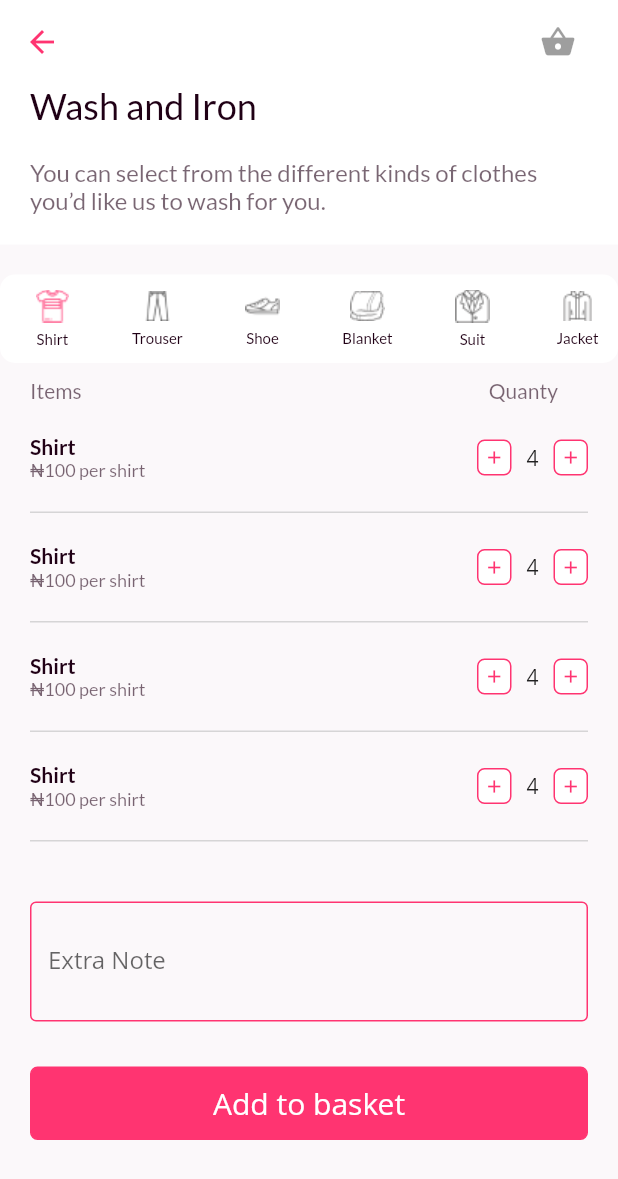
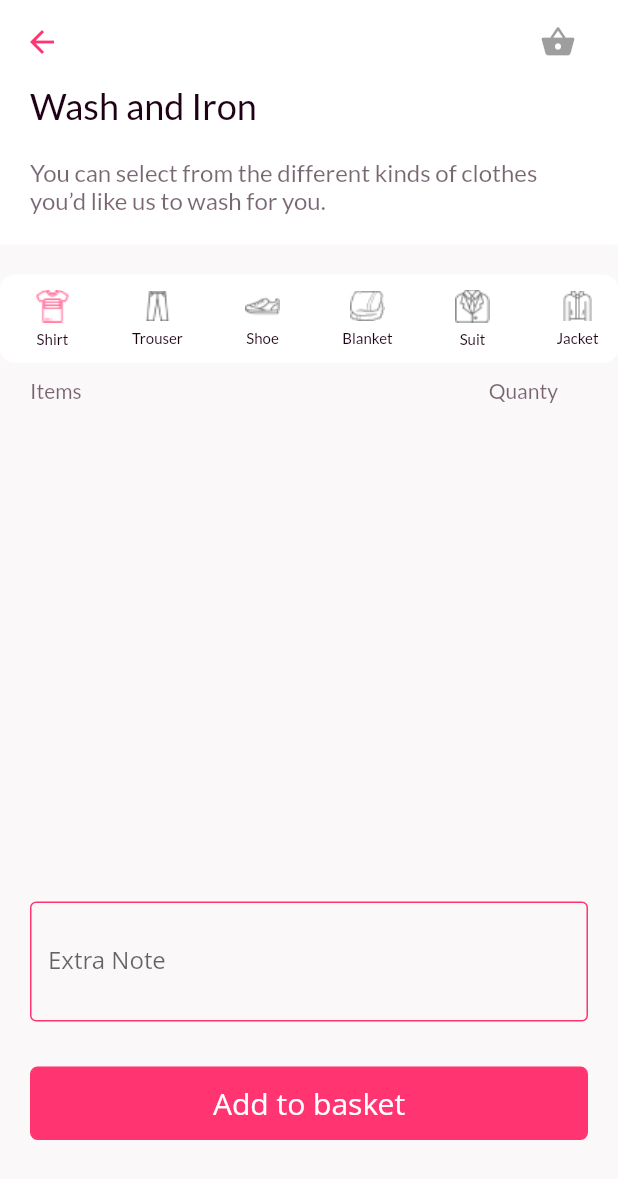
Before and after one commit to cyuket/little_drop, a Flutter app: the SelectionView screen opened directly, on a phone screen of 412 x 824 dp. Shown: the top 1179 px of the screen. Run offline on Flutter 3.47's test engine with Material 2 defaults, Android fonts, the phone set to English and light mode, and no system bars; our stand-ins replace cloud_firestore, firebase_auth, flutter_svg, get_it, google_fonts, provider_architecture; missing offline and left inert: grouped_buttons; accounts and stored records are empty; Roboto replaces fonts that are missing (Open Sans).

Commit message:
Seletion with statement completed

```diff
--- a/lib/locator.dart
+++ b/lib/locator.dart
@@ -1,8 +1,10 @@
 import 'package:get_it/get_it.dart';
+import 'package:little_drops/viewModel/selection_item_view_model.dart';
 import 'services/authentication_service.dart';
 import 'services/dialog_service.dart';
 import 'services/firestore_service.dart';
 import 'services/navigation_service.dart';
+import 'services/item_selection_services.dart';
 
 GetIt locator = GetIt.instance;
 
@@ -11,4 +13,6 @@ void setupLocator() {
   locator.registerLazySingleton(() => DialogService());
   locator.registerLazySingleton(() => AuthenticationService());
   locator.registerLazySingleton(() => FirestoreService());
+  locator.registerLazySingleton(() => ItemSelectionServices());
+  locator.registerLazySingleton(() => ItemSelectionViewModel());
 }
--- /dev/null
+++ b/lib/models/item_model.dart
@@ -0,0 +1,23 @@
+import 'package:flutter/foundation.dart';
+
+class ItemModel {
+  final String title, iconUrl;
+  int qnty;
+  double washingPrice, ironningPrice, washingAndIronningPrice;
+
+  ItemModel({
+    @required this.title,
+    @required this.iconUrl,
+    this.qnty = 0,
+    this.ironningPrice,
+    this.washingAndIronningPrice,
+    this.washingPrice,
+  });
+  void incrementQty() {
+    qnty++;
+  }
+
+  void decrementQty() {
+    qnty--;
+  }
+}
--- /dev/null
+++ b/lib/services/item_selection_services.dart
@@ -0,0 +1,78 @@
+import 'dart:collection';
+
+import 'package:little_drops/constants/assets.dart';
+import 'package:little_drops/models/item_model.dart';
+
+class ItemSelectionServices {
+  // Items
+  List<ItemModel> _item = [
+    ItemModel(
+      iconUrl: AppAsset().shirt,
+      title: "Shirt",
+      washingAndIronningPrice: 200,
+      washingPrice: 100,
+      ironningPrice: 100,
+    ),
+    ItemModel(
+      iconUrl: AppAsset().trouser,
+      title: "Trouser",
+      washingAndIronningPrice: 200,
+      washingPrice: 100,
+      ironningPrice: 100,
+    ),
+    ItemModel(
+      iconUrl: AppAsset().shoe,
+      title: "Shoe",
+      washingAndIronningPrice: 200,
+      washingPrice: 100,
+      ironningPrice: 100,
+    ),
+    ItemModel(
+      iconUrl: AppAsset().blanket,
+      title: "Blanket",
+      washingAndIronningPrice: 200,
+      washingPrice: 100,
+      ironningPrice: 100,
+    ),
+    ItemModel(
+      iconUrl: AppAsset().suit,
+      title: "Suit",
+      washingAndIronningPrice: 200,
+      washingPrice: 100,
+      ironningPrice: 100,
+    ),
+    ItemModel(
+      iconUrl: AppAsset().jacket,
+      title: "Jacket",
+      washingAndIronningPrice: 200,
+      washingPrice: 100,
+      ironningPrice: 100,
+    ),
+  ];
+  UnmodifiableListView<ItemModel> get items {
+    return UnmodifiableListView(_item);
+  }
+
+  // selected item list
+
+  List<ItemModel> _selectedItems = [];
+
+  UnmodifiableListView<ItemModel> get selectedItems {
+    return UnmodifiableListView(_selectedItems);
+  }
+
+  // adding up selected items
+  void addToSelectedItemList(ItemModel item) {
+    _selectedItems.add(item);
+  }
+
+//incrementing quantity
+  void incrementQty(ItemModel itemModel) {
+    itemModel.incrementQty();
+  }
+
+//decrementing quantity
+  void decrementQty(ItemModel itemModel) {
+    itemModel.decrementQty();
+  }
+}
--- /dev/null
+++ b/lib/ui/views/base_view.dart
@@ -0,0 +1,34 @@
+import 'package:flutter/material.dart';
+import 'package:provider/provider.dart';
+
+import 'package:little_drops/locator.dart';
+
+class BaseView<T extends ChangeNotifier> extends StatefulWidget {
+  final Widget Function(BuildContext context, T value, Widget child) builder;
+  final Function(T) onModelReady;
+
+  BaseView({@required this.builder, this.onModelReady});
+
+  @override
+  _BaseViewState<T> createState() => _BaseViewState<T>();
+}
+
+class _BaseViewState<T extends ChangeNotifier> extends State<BaseView<T>> {
+  T model = locator<T>();
+
+  @override
+  void initState() {
+    if (widget.onModelReady != null) {
+      widget.onModelReady(model);
+    }
+    super.initState();
+  }
+
+  @override
+  Widget build(BuildContext context) {
+    return ChangeNotifierProvider<T>(
+      create: (context) => model,
+      child: Consumer<T>(builder: widget.builder),
+    );
+  }
+}
--- a/lib/ui/views/selection_view.dart
+++ b/lib/ui/views/selection_view.dart
@@ -4,9 +4,13 @@ import 'package:little_drops/constants/assets.dart';
 import 'package:little_drops/ui/shared/app_colors.dart';
 import 'package:little_drops/ui/shared/ui_helpers.dart';
 import 'package:little_drops/ui/shared/shared_styles.dart';
+import 'package:little_drops/ui/views/base_view.dart';
 import 'package:little_drops/ui/widgets/busy_button.dart';
 import 'package:little_drops/ui/shared/screen_util.dart';
 import 'package:little_drops/ui/widgets/input_field.dart';
+import 'package:little_drops/ui/widgets/selected_item.dart';
+import 'package:little_drops/models/item_model.dart';
+import 'package:little_drops/viewModel/selection_item_view_model.dart';
 
 class SelectionView extends StatefulWidget {
   final String title;
@@ -21,7 +25,8 @@ class _SelectionViewState extends State<SelectionView> {
   Widget build(BuildContext context) {
     ScreenUtil.init(context, width: 414, height: 896, allowFontScaling: true);
 
-    return Scaffold(
+    return BaseView<ItemSelectionViewModel>(
+      builder: (context, data, child) => Scaffold(
         backgroundColor: AppColors().background,
         appBar: AppBar(
           backgroundColor: Colors.white,
@@ -74,18 +79,19 @@ class _SelectionViewState extends State<SelectionView> {
                         borderRadius: BorderRadius.circular(10),
                         color: Colors.white,
                       ),
-                    child: ListView(
+                      child: ListView.builder(
                         scrollDirection: Axis.horizontal,
-                      children: <Widget>[
-                        ItemWidget(iconUrl: AppAsset().shirt, title: "Shirt"),
-                        ItemWidget(
-                            iconUrl: AppAsset().trouser, title: "Trouser"),
-                        ItemWidget(iconUrl: AppAsset().shoe, title: "Shoe"),
-                        ItemWidget(
-                            iconUrl: AppAsset().blanket, title: "Blanket"),
-                        ItemWidget(iconUrl: AppAsset().suit, title: "Suit"),
-                        ItemWidget(iconUrl: AppAsset().jacket, title: "Jacket"),
-                      ],
+                        itemBuilder: (context, index) {
+                          return InkWell(
+                            onTap: () {
+                              data.addToSelectedItemList(data.items[index]);
+                            },
+                            child: ItemWidget(
+                                iconUrl: data.items[index].iconUrl,
+                                title: data.items[index].title),
+                          );
+                        },
+                        itemCount: data.items.length,
                       ),
                     ),
                     verticalSpace(10),
@@ -116,14 +122,19 @@ class _SelectionViewState extends State<SelectionView> {
                     ),
                     verticalSpace(20),
                     Expanded(
-                    child: ListView(
-                      children: <Widget>[
-                        SelectedItem(),
-                        SelectedItem(),
-                        SelectedItem(),
-                        SelectedItem(),
-                        SelectedItem(),
-                      ],
+                      child: ListView.builder(
+                        itemBuilder: (context, index) {
+                          return SelectedItem(
+                            item: data.selectedItems[index],
+                            incrementQty: () {
+                              data.incrementQty(data.selectedItems[index]);
+                            },
+                            decrementQty: () {
+                              data.decrementQty(data.selectedItems[index]);
+                            },
+                          );
+                        },
+                        itemCount: data.selectedItems.length,
                       ),
                     ),
                     Padding(
@@ -140,7 +151,8 @@ class _SelectionViewState extends State<SelectionView> {
                     ),
                     Padding(
                       padding: const EdgeInsets.all(20.0),
-                    child: BusyButton(title: "Add to basket", onPressed: null),
+                      child:
+                          BusyButton(title: "Add to basket", onPressed: null),
                     )
                   ],
                 ),
@@ -148,92 +160,6 @@ class _SelectionViewState extends State<SelectionView> {
             ),
           ),
         ),
-    );
-  }
-}
-
-class SelectedItem extends StatelessWidget {
-  const SelectedItem({
-    Key key,
-  }) : super(key: key);
-
-  @override
-  Widget build(BuildContext context) {
-    return Container(
-      padding: EdgeInsets.symmetric(horizontal: 20),
-      child: Column(
-        children: <Widget>[
-          Row(
-            mainAxisAlignment: MainAxisAlignment.spaceBetween,
-            children: <Widget>[
-              Column(
-                crossAxisAlignment: CrossAxisAlignment.start,
-                children: <Widget>[
-                  Text(
-                    "Shirt",
-                    style: GoogleFonts.lato(
-                      color: AppColors().textColor,
-                      fontWeight: FontWeight.w700,
-                      fontSize: 14,
-                    ),
-                  ),
-                  Text(
-                    "₦100 per shirt",
-                    style: GoogleFonts.lato(
-                      color: AppColors().textColor.withOpacity(0.6),
-                      fontSize: 12,
-                    ),
-                  )
-                ],
-              ),
-              Row(
-                children: <Widget>[
-                  Container(
-                    height: 24,
-                    width: 23,
-                    decoration: BoxDecoration(
-                        border: Border.all(color: AppColors().primaryColor),
-                        borderRadius: BorderRadius.circular(5),
-                        color: Colors.white),
-                    child: Center(
-                      child: Icon(
-                        Icons.add,
-                        color: AppColors().primaryColor,
-                        size: 14,
-                      ),
-                    ),
-                  ),
-                  horizontalSpaceSmall,
-                  Text("4"),
-                  horizontalSpaceSmall,
-                  Container(
-                    height: 24,
-                    width: 23,
-                    decoration: BoxDecoration(
-                        border: Border.all(color: AppColors().primaryColor),
-                        borderRadius: BorderRadius.circular(5),
-                        color: Colors.white),
-                    child: Center(
-                      child: Icon(
-                        Icons.add,
-                        color: AppColors().primaryColor,
-                        size: 14,
-                      ),
-                    ),
-                  ),
-                ],
-              ),
-            ],
-          ),
-          Padding(
-            padding: const EdgeInsets.symmetric(vertical: 20.0),
-            child: Divider(
-              thickness: 1,
-              height: 1,
-              color: Color.fromRGBO(198, 198, 198, 0.7),
-            ),
-          )
-        ],
       ),
     );
   }
--- /dev/null
+++ b/lib/viewModel/selection_item_view_model.dart
@@ -0,0 +1,37 @@
+import 'base_model.dart';
+import 'package:little_drops/services/item_selection_services.dart';
+import 'package:flutter/foundation.dart';
+import 'package:little_drops/models/item_model.dart';
+import 'package:little_drops/locator.dart';
+
+class ItemSelectionViewModel extends BaseModel {
+  final ItemSelectionServices _itemSelectionServices =
+      locator<ItemSelectionServices>();
+
+  // getting all Items
+  List<ItemModel> get items => _itemSelectionServices.items;
+
+  // getting selected Items
+
+  List<ItemModel> get selectedItems => _itemSelectionServices.selectedItems;
+
+  //Adding selected Item
+
+  void addToSelectedItemList(ItemModel item) {
+    setBusy(true);
+    _itemSelectionServices.addToSelectedItemList(item);
+    setBusy(false);
+  }
+
+  void incrementQty(ItemModel itemModel) {
+    setBusy(true);
+    _itemSelectionServices.incrementQty(itemModel);
+    setBusy(false);
+  }
+
+  void decrementQty(ItemModel itemModel) {
+    setBusy(true);
+    _itemSelectionServices.decrementQty(itemModel);
+    setBusy(false);
+  }
+}
```
Also changed, not shown: lib/ui/widgets/selected_item.dart (added, +107 -0 lines). Lines whose indentation alone changed are shown as unchanged.
